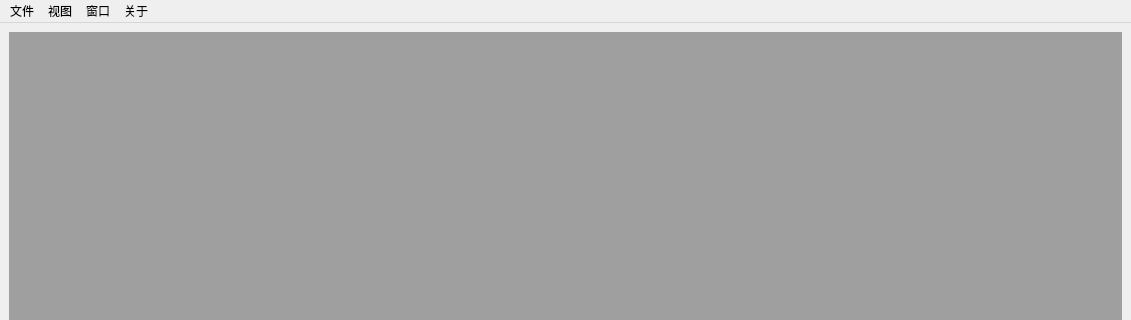
Above: ui_main/main_basic.ui from xfz329/FeatureAnalyzer before the change; both pictures show x 0 to 1131 and y 0 to 320 of the 1131 by 733 pixel window. Below: the same form after it.
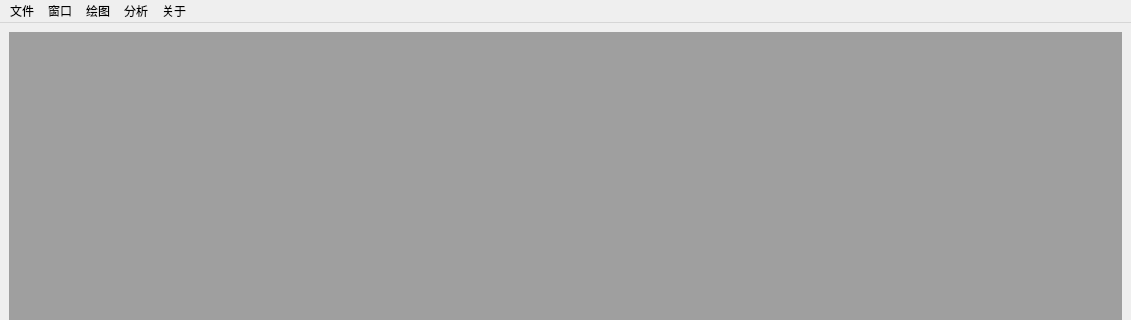
That is the form after the change.

```diff
--- a/ui_main/main_basic.ui
+++ b/ui_main/main_basic.ui
@@ -37,7 +37,7 @@
    </widget>
    <widget class="QMenu" name="menu_2">
     <property name="title">
-     <string>视图</string>
+     <string>绘图</string>
     </property>
    </widget>
    <widget class="QMenu" name="menu_3">
@@ -53,9 +53,15 @@
     <addaction name="action_author"/>
     <addaction name="action_logs"/>
    </widget>
+   <widget class="QMenu" name="menu_5">
+    <property name="title">
+     <string>分析</string>
+    </property>
+   </widget>
    <addaction name="menu"/>
-   <addaction name="menu_2"/>
    <addaction name="menu_3"/>
+   <addaction name="menu_2"/>
+   <addaction name="menu_5"/>
    <addaction name="menu_4"/>
   </widget>
   <widget class="QStatusBar" name="statusbar"/>
```
Left out of the diff: 21 changed lines with no effect on the pictures.
